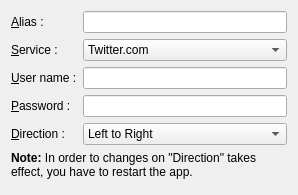
Before: the Qt Designer form src/accounts_wizard_base.ui in KDE/choqok, drawn with Qt 5.
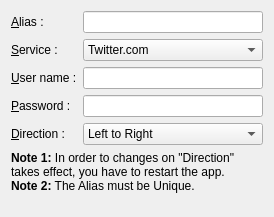
After: the same form once the commit is applied. Custom widgets are drawn as their Qt base class.

Commit message: The "Quick Tweet" widget will remember his size. :)

```diff
--- a/src/accounts_wizard_base.ui
+++ b/src/accounts_wizard_base.ui
@@ -5,8 +5,8 @@
    <rect>
     <x>0</x>
     <y>0</y>
-    <width>298</width>
-    <height>195</height>
+    <width>274</width>
+    <height>217</height>
    </rect>
   </property>
   <property name="windowTitle" >
@@ -85,30 +85,21 @@
    <item row="2" column="1" >
     <widget class="KLineEdit" name="kcfg_username" />
    </item>
-   <item row="6" column="0" colspan="2" >
-    <spacer name="verticalSpacer" >
-     <property name="orientation" >
-      <enum>Qt::Vertical</enum>
-     </property>
-     <property name="sizeType" >
-      <enum>QSizePolicy::Preferred</enum>
-     </property>
-     <property name="sizeHint" stdset="0" >
-      <size>
-       <width>0</width>
-       <height>1</height>
-      </size>
-     </property>
-    </spacer>
-   </item>
    <item row="5" column="0" colspan="2" >
     <widget class="QLabel" name="label" >
+     <property name="sizePolicy" >
+      <sizepolicy vsizetype="Expanding" hsizetype="Preferred" >
+       <horstretch>0</horstretch>
+       <verstretch>0</verstretch>
+      </sizepolicy>
+     </property>
      <property name="text" >
       <string>&lt;!DOCTYPE HTML PUBLIC "-//W3C//DTD HTML 4.0//EN" "http://www.w3.org/TR/REC-html40/strict.dtd">
 &lt;html>&lt;head>&lt;meta name="qrichtext" content="1" />&lt;style type="text/css">
 p, li { white-space: pre-wrap; }
 &lt;/style>&lt;/head>&lt;body style=" font-family:'DejaVu Sans'; font-size:9pt; font-weight:400; font-style:normal;">
-&lt;p style=" margin-top:0px; margin-bottom:0px; margin-left:0px; margin-right:0px; -qt-block-indent:0; text-indent:0px;">&lt;span style=" font-weight:600;">Note:&lt;/span> In order to changes on "Direction" takes effect, you have to restart the app.&lt;/p>&lt;/body>&lt;/html></string>
+&lt;p style=" margin-top:0px; margin-bottom:0px; margin-left:0px; margin-right:0px; -qt-block-indent:0; text-indent:0px;">&lt;span style=" font-weight:600;">Note 1:&lt;/span> In order to changes on "Direction" takes effect, you have to restart the app.&lt;/p>
+&lt;p style=" margin-top:0px; margin-bottom:0px; margin-left:0px; margin-right:0px; -qt-block-indent:0; text-indent:0px;">&lt;span style=" font-weight:600;">Note 2:&lt;/span> The Alias must be Unique.&lt;/p>&lt;/body>&lt;/html></string>
      </property>
      <property name="alignment" >
       <set>Qt::AlignLeading|Qt::AlignLeft|Qt::AlignTop</set>
```
The commit also changes 4 other files.
